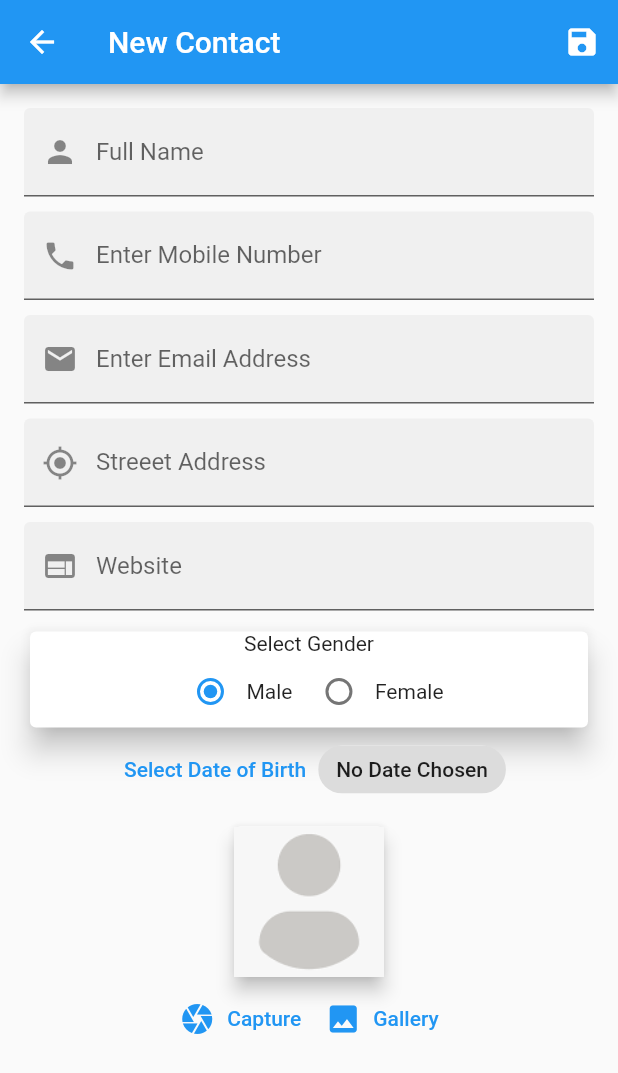
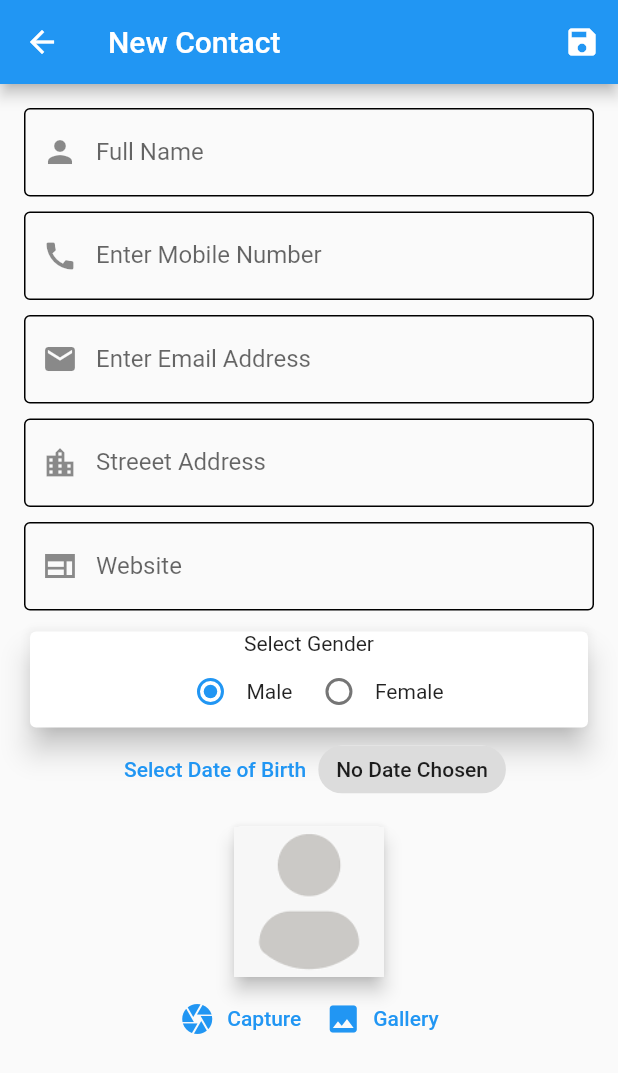
Before and after one commit to Ibrahim-K98han/Addressbook_Flutter_Application, a Flutter app: the ContactListPage screen opened directly, after a tap on the "favorite outline" icon, after a tap on the "add" icon, on a phone screen of 412 x 824 dp. Shown: the top 1073 px of the screen. Run offline on Flutter 3.47's test engine with Material 2 defaults, Android fonts, the phone set to English and light mode, and no system bars; our stand-ins replace image_picker; missing offline and left inert: dart:ffi.

Commit message:
update contact app

```diff
--- a/lib/pages/contact_list_page.dart
+++ b/lib/pages/contact_list_page.dart
@@ -6,7 +6,6 @@ import 'package:flutter_addressbook_app/provider/contact_provider.dart';
 import 'package:provider/provider.dart';
 
 class ContactListPage extends StatefulWidget {
-  static const String routeName = '/';
   const ContactListPage({Key? key}) : super(key: key);
 
   @override
@@ -31,26 +30,35 @@ class _ContactListPageState extends State<ContactListPage> {
               background: Container(
                 alignment: Alignment.centerRight,
                 color: Colors.red,
-                child: Icon(Icons.delete, size: 35,color: Colors.white,),
+                child: Icon(
+                  Icons.delete,
+                  size: 35,
+                  color: Colors.white,
+                ),
               ),
               confirmDismiss: showConfirmationDialog,
-              onDismissed: (direction){
+              onDismissed: (direction) {
                 provider.deleteContact(contact);
               },
               child: Card(
                 child: ListTile(
-                  onTap: () => Navigator
-                      .pushNamed(
+                  onTap: () => Navigator.push(
                       context,
-                      ContactDetailsPage.routeName,
-                      arguments: contact),
+                      MaterialPageRoute(
+                        builder: (context) => ContactDetailsPage(
+                          contact: provider.contactList[index],
+                        ),
+                      )),
                   leading: CircleAvatar(
-                    child: Text(contact.name.substring(0,2)),
+                    child: Text(contact.name.substring(0, 2)),
                   ),
                   title: Text(contact.name),
                   trailing: IconButton(
-                      icon: Icon(contact.favoite ? Icons.favorite : Icons.favorite_border,color: Colors.red,),
-                      onPressed: (){
+                    icon: Icon(
+                      contact.favoite ? Icons.favorite : Icons.favorite_border,
+                      color: Colors.red,
+                    ),
+                    onPressed: () {
                       provider.updateFavorite(index);
                     },
                   ),
@@ -61,30 +69,33 @@ class _ContactListPageState extends State<ContactListPage> {
         ),
       ),
       floatingActionButton: FloatingActionButton(
-        onPressed: ()=>Navigator
-            .pushNamed(context,
-            NewContactPage.routeName
+        onPressed: () => Navigator.push(
+          context,
+          MaterialPageRoute(
+            builder: (context) => NewContactPage(),
+          ),
         ),
         child: Icon(Icons.add),
       ),
     );
   }
-  Future<bool?> showConfirmationDialog(DismissDirection direction){
+
+  Future<bool?> showConfirmationDialog(DismissDirection direction) {
     return showDialog(
         context: context,
-        builder: (context)=>AlertDialog(
+        builder: (context) => AlertDialog(
               title: Text('Delete'),
               content: Text('Sure to delete this item?'),
               actions: [
                 TextButton(
-                onPressed: (){
-                  Navigator.pop(context,false);
+                  onPressed: () {
+                    Navigator.pop(context, false);
                   },
                   child: Text('CANCEL'),
                 ),
                 ElevatedButton(
-              onPressed: (){
-                Navigator.pop(context,true);
+                  onPressed: () {
+                    Navigator.pop(context, true);
                   },
                   child: Text('YES'),
                 )
--- a/lib/pages/new_contact_page.dart
+++ b/lib/pages/new_contact_page.dart
@@ -10,7 +10,6 @@ import 'package:provider/provider.dart';
 import '../provider/contact_provider.dart';
 
 class NewContactPage extends StatefulWidget {
-  static const String routeName = '/new_contact';
   const NewContactPage({Key? key}) : super(key: key);
 
   @override
@@ -50,64 +49,54 @@ class _NewContactPageState extends State<NewContactPage> {
         title: Text('New Contact'),
         actions: [
           IconButton(
-              onPressed: _saveContact,
-              icon: Icon(Icons.save),
+            onPressed: _saveContact,
+            icon: Icon(Icons.save),
           )
         ],
       ),
       body: ListView(
         padding: EdgeInsets.all(16.0),
         children: [
-          TextField(
-            keyboardType: TextInputType.name,
-            controller: nameController,
-            decoration: InputDecoration(
-              prefixIcon: Icon(Icons.person),
-              filled: true,
-              labelText: 'Full Name'
-            ),
+          TextInputField(
+              nameController: nameController,
+              labelText: 'Full Name',
+              prefix: Icons.person,
+              keyboardType: TextInputType.name),
+          SizedBox(
+            height: 10,
           ),
-          SizedBox(height: 10,),
-          TextField(
-            keyboardType: TextInputType.phone,
-            controller: mobileController,
-            decoration: InputDecoration(
-                prefixIcon: Icon(Icons.phone),
-                filled: true,
-                labelText: 'Enter Mobile Number'
-            ),
+          TextInputField(
+              nameController: mobileController,
+              prefix: Icons.call,
+              labelText: 'Enter Mobile Number',
+              keyboardType: TextInputType.number),
+          SizedBox(
+            height: 10,
           ),
-          SizedBox(height: 10,),
-          TextField(
-            keyboardType: TextInputType.emailAddress,
-            controller: emailController,
-            decoration: InputDecoration(
-                prefixIcon: Icon(Icons.email),
-                filled: true,
-                labelText: 'Enter Email Address'
-            ),
+          TextInputField(
+              nameController: emailController,
+              labelText: 'Enter Email Address',
+              prefix: Icons.email,
+              keyboardType: TextInputType.emailAddress),
+          SizedBox(
+            height: 10,
           ),
-          SizedBox(height: 10,),
-          TextField(
-            keyboardType: TextInputType.streetAddress,
-            controller: streetController,
-            decoration: InputDecoration(
-                prefixIcon: Icon(Icons.my_location),
-                filled: true,
-                labelText: 'Streeet Address'
-            ),
+          TextInputField(
+            nameController: streetController,
+            prefix: Icons.location_city,
+            labelText: 'Streeet Address',
           ),
-          SizedBox(height: 10,),
-          TextField(
-            keyboardType: TextInputType.text,
-            controller: websiteController,
-            decoration: InputDecoration(
-                prefixIcon: Icon(Icons.web),
-                filled: true,
-                labelText: 'Website'
-            ),
+          SizedBox(
+            height: 10,
           ),
-          SizedBox(height: 10,),
+          TextInputField(
+            nameController: websiteController,
+            prefix: Icons.web_sharp,
+            labelText: 'Website',
+          ),
+          SizedBox(
+            height: 10,
+          ),
           Card(
             elevation: 8,
             child: Column(
@@ -120,19 +109,21 @@ class _NewContactPageState extends State<NewContactPage> {
                     Radio<String>(
                       value: 'Male',
                       groupValue: genderGroupValue,
-                      onChanged: (value){
-                        setState((){
+                      onChanged: (value) {
+                        setState(() {
                           genderGroupValue = value!;
                         });
                       },
                     ),
                     Text('Male'),
-                    SizedBox(width: 7,),
+                    SizedBox(
+                      width: 7,
+                    ),
                     Radio<String>(
                       value: 'Female',
                       groupValue: genderGroupValue,
-                      onChanged: (value){
-                        setState((){
+                      onChanged: (value) {
+                        setState(() {
                           genderGroupValue = value!;
                         });
                       },
@@ -148,42 +139,51 @@ class _NewContactPageState extends State<NewContactPage> {
             children: [
               TextButton(
                   onPressed: _showDatePickerDialog,
-                  child: Text('Select Date of Birth')
-              ),
+                  child: Text('Select Date of Birth')),
               Chip(
-                label: Text(dob == null ? 'No Date Chosen': dob!),
+                label: Text(dob == null ? 'No Date Chosen' : dob!),
               )
             ],
           ),
-          SizedBox(height: 10,),
+          SizedBox(
+            height: 10,
+          ),
           Column(
             mainAxisSize: MainAxisSize.min,
             children: [
               Card(
                 elevation: 5,
-                child: imagePath == null ?
-                    Image.asset('images/person.png',width: 100,height: 100,fit: BoxFit.cover,):
-                    Image.file(File(imagePath!),width: 100,height: 100,fit: BoxFit.cover,),
+                child: imagePath == null
+                    ? Image.asset(
+                        'images/person.png',
+                        width: 100,
+                        height: 100,
+                        fit: BoxFit.cover,
+                      )
+                    : Image.file(
+                        File(imagePath!),
+                        width: 100,
+                        height: 100,
+                        fit: BoxFit.cover,
+                      ),
               ),
               Row(
                 mainAxisAlignment: MainAxisAlignment.center,
                 children: [
                   TextButton.icon(
-                      onPressed: (){
+                      onPressed: () {
                         source = ImageSource.camera;
                         _getImage();
                       },
                       icon: Icon(Icons.camera),
-                      label: Text('Capture')
-                  ),
+                      label: Text('Capture')),
                   TextButton.icon(
-                      onPressed: (){
+                      onPressed: () {
                         source = ImageSource.gallery;
                         _getImage();
                       },
                       icon: Icon(Icons.photo),
-                      label: Text('Gallery')
-                  )
+                      label: Text('Gallery'))
                 ],
               )
             ],
@@ -193,23 +193,23 @@ class _NewContactPageState extends State<NewContactPage> {
     );
   }
 
-  void _showDatePickerDialog() async{
+  void _showDatePickerDialog() async {
     DateTime? selectedDate = await showDatePicker(
         context: context,
         initialDate: DateTime.now(),
         firstDate: DateTime(1922),
         lastDate: DateTime.now());
-    if(selectedDate != null){
-      setState((){
+    if (selectedDate != null) {
+      setState(() {
         dob = DateFormat('dd/MM/yyyy').format(selectedDate);
       });
     }
   }
 
-  void _getImage() async{
+  void _getImage() async {
     final pickedFile = await ImagePicker().pickImage(source: source);
-    if(pickedFile != null){
-      setState((){
+    if (pickedFile != null) {
+      setState(() {
         imagePath = pickedFile.path;
       });
     }
@@ -226,9 +226,41 @@ class _NewContactPageState extends State<NewContactPage> {
       image: imagePath,
       gender: genderGroupValue,
     );
-    Provider
-        .of<ContactProvider>(context, listen:false)
-        .addContact(contact);
+    Provider.of<ContactProvider>(context, listen: false).addContact(contact);
     Navigator.pop(context);
   }
 }
+
+class TextInputField extends StatelessWidget {
+  String? labelText;
+  IconData? prefix;
+  TextInputType? keyboardType;
+  TextInputField({
+    Key? key,
+    this.labelText,
+    this.keyboardType,
+    this.prefix,
+    required this.nameController,
+  }) : super(key: key);
+
+  final TextEditingController nameController;
+
+  @override
+  Widget build(BuildContext context) {
+    return TextField(
+      keyboardType: keyboardType,
+      controller: nameController,
+      decoration: InputDecoration(
+        prefixIcon: Icon(prefix),
+        filled: false,
+        labelText: labelText.toString(),
+        focusedBorder: const OutlineInputBorder(
+          borderSide: BorderSide(),
+        ),
+        enabledBorder: const OutlineInputBorder(
+          borderSide: BorderSide(),
+        ),
+      ),
+    );
+  }
+}
```
Also changed, not shown: lib/main.dart (+7 -6 lines), lib/pages/contact_details_page.dart (+195 -72 lines), pubspec.lock. Lines whose indentation alone changed are shown as unchanged.
